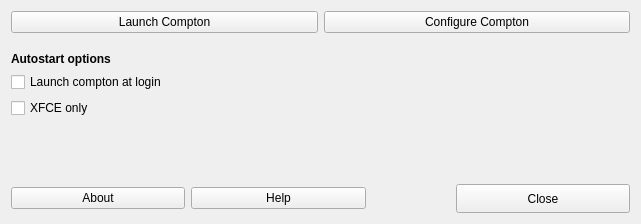
Before: the Qt Designer form app/mxcompton.ui in MX-Linux/mx-compton, drawn with Qt 5.
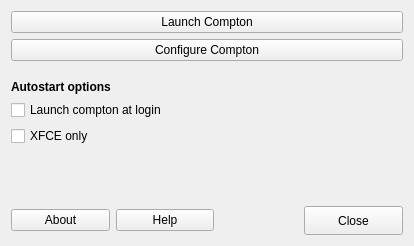
After: the same form once the commit is applied. Icons and pictures are not drawn.

Diff of the .ui file:
```diff
--- a/app/mxcompton.ui
+++ b/app/mxcompton.ui
@@ -6,8 +6,8 @@
    <rect>
     <x>0</x>
     <y>0</y>
-    <width>641</width>
-    <height>224</height>
+    <width>414</width>
+    <height>246</height>
    </rect>
   </property>
   <property name="windowTitle">
@@ -34,19 +34,21 @@
         </property>
        </widget>
       </item>
-      <item row="0" column="1">
-       <widget class="QPushButton" name="configureButton">
+      <item row="6" column="0">
+       <widget class="QCheckBox" name="checkXFCEonly">
         <property name="text">
-         <string>Configure Compton</string>
+         <string>XFCE only</string>
         </property>
-        <property name="icon">
-         <iconset theme="preferences-system">
-          <normaloff/>
-         </iconset>
+       </widget>
+      </item>
+      <item row="4" column="0">
+       <widget class="QLabel" name="label_2">
+        <property name="text">
+         <string>&lt;html&gt;&lt;head/&gt;&lt;body&gt;&lt;p&gt;&lt;span style=&quot; font-weight:600;&quot;&gt;Autostart options&lt;/span&gt;&lt;/p&gt;&lt;/body&gt;&lt;/html&gt;</string>
         </property>
        </widget>
       </item>
-      <item row="2" column="0">
+      <item row="3" column="0">
        <spacer name="verticalSpacer">
         <property name="orientation">
          <enum>Qt::Vertical</enum>
@@ -62,27 +64,28 @@
         </property>
        </spacer>
       </item>
-      <item row="3" column="0">
-       <widget class="QLabel" name="label_2">
+      <item row="2" column="0">
+       <widget class="QPushButton" name="configureButton">
+        <property name="toolTip">
+         <string>Launch compton-conf configuration tool</string>
+        </property>
         <property name="text">
-         <string>&lt;html&gt;&lt;head/&gt;&lt;body&gt;&lt;p&gt;&lt;span style=&quot; font-weight:600;&quot;&gt;Autostart options&lt;/span&gt;&lt;/p&gt;&lt;/body&gt;&lt;/html&gt;</string>
+         <string>Configure Compton</string>
+        </property>
+        <property name="icon">
+         <iconset theme="preferences-system">
+          <normaloff/>
+         </iconset>
         </property>
        </widget>
       </item>
-      <item row="4" column="0">
+      <item row="5" column="0">
        <widget class="QCheckBox" name="checkBoxautostart">
         <property name="text">
          <string>Launch compton at login</string>
         </property>
        </widget>
       </item>
-      <item row="5" column="0">
-       <widget class="QCheckBox" name="checkXFCEonly">
-        <property name="text">
-         <string>XFCE only</string>
-        </property>
-       </widget>
-      </item>
      </layout>
     </item>
     <item row="1" column="0">
```
Left out of the diff: 3 changed lines with no effect on the pictures.
